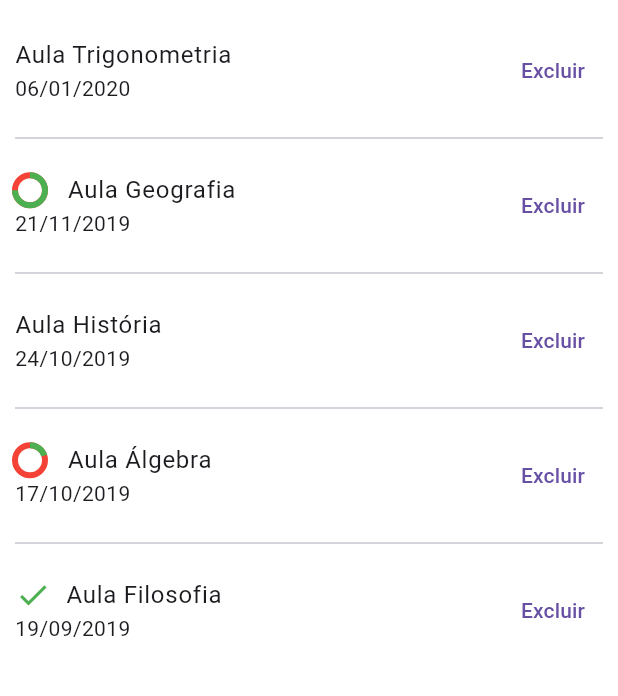
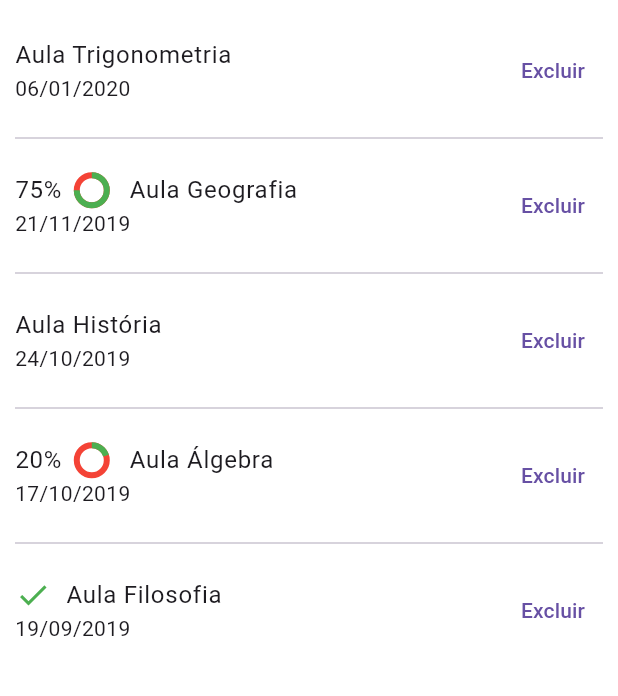
Before and after one commit to skore-io/teste-mobile, a Flutter app: the screen it shows after launch, on a phone screen of 412 x 824 dp, the part 84-780 px from its top. Run offline on Flutter 3.47's test engine with Material 2 defaults, Android fonts, the phone set to English and light mode, and no system bars; our stand-ins replace flutter_modular, google_fonts, shimmer.

Commit message:
feat: add percentage

```diff
--- a/teste_score/lib/app/modules/home/presenter/widgets/card_classroom_widget.dart
+++ b/teste_score/lib/app/modules/home/presenter/widgets/card_classroom_widget.dart
@@ -23,6 +23,10 @@ Widget returnIconOrPercentage(String status, double perc) {
   if (status == 'IN_PROGRESS') {
     return Row(
       children: [
+        Text('${perc.round()}%'),
+        const SizedBox(
+          width: 10,
+        ),
         Container(
           margin: const EdgeInsets.only(right: 5),
           width: 20,
```
